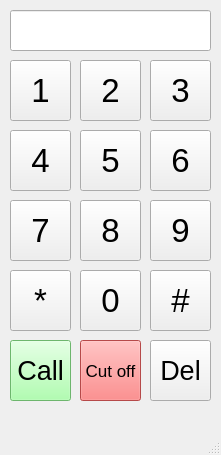
BBQHK/SIM800C_Phone, file SIM800C_PhoneCallUI.ui: the form before one commit.
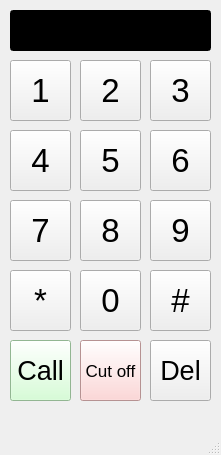
The form after the commit.

Patch:
```diff
--- a/SIM800C_PhoneCallUI.ui
+++ b/SIM800C_PhoneCallUI.ui
@@ -13,7 +13,13 @@
   <property name="windowTitle">
    <string>SIM800C Phone Call</string>
   </property>
+  <property name="styleSheet">
+   <string notr="true"/>
+  </property>
   <widget class="QWidget" name="centralwidget">
+   <property name="styleSheet">
+    <string notr="true"/>
+   </property>
    <widget class="QPushButton" name="pushButton_1">
     <property name="geometry">
      <rect>
@@ -245,7 +251,7 @@
      </font>
     </property>
     <property name="styleSheet">
-     <string notr="true">background-color: #99ff99</string>
+     <string notr="true">background-color: #ccffcc</string>
     </property>
     <property name="text">
      <string>Call</string>
@@ -265,6 +271,9 @@
       <pointsize>20</pointsize>
      </font>
     </property>
+    <property name="styleSheet">
+     <string notr="true">background-color: #000; color:#fff;</string>
+    </property>
     <property name="text">
      <string/>
     </property>
@@ -305,7 +314,7 @@
      </font>
     </property>
     <property name="styleSheet">
-     <string notr="true">background-color: #ff6666</string>
+     <string notr="true">background-color: #ffcccc</string>
     </property>
     <property name="text">
      <string>Cut off</string>
```
